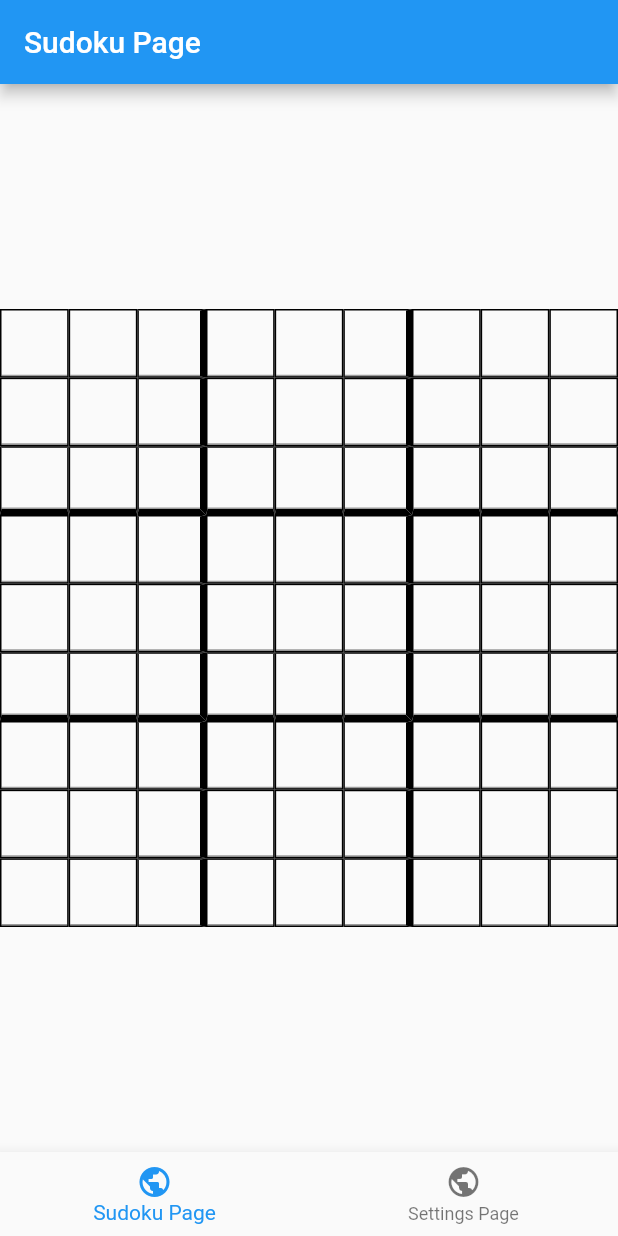
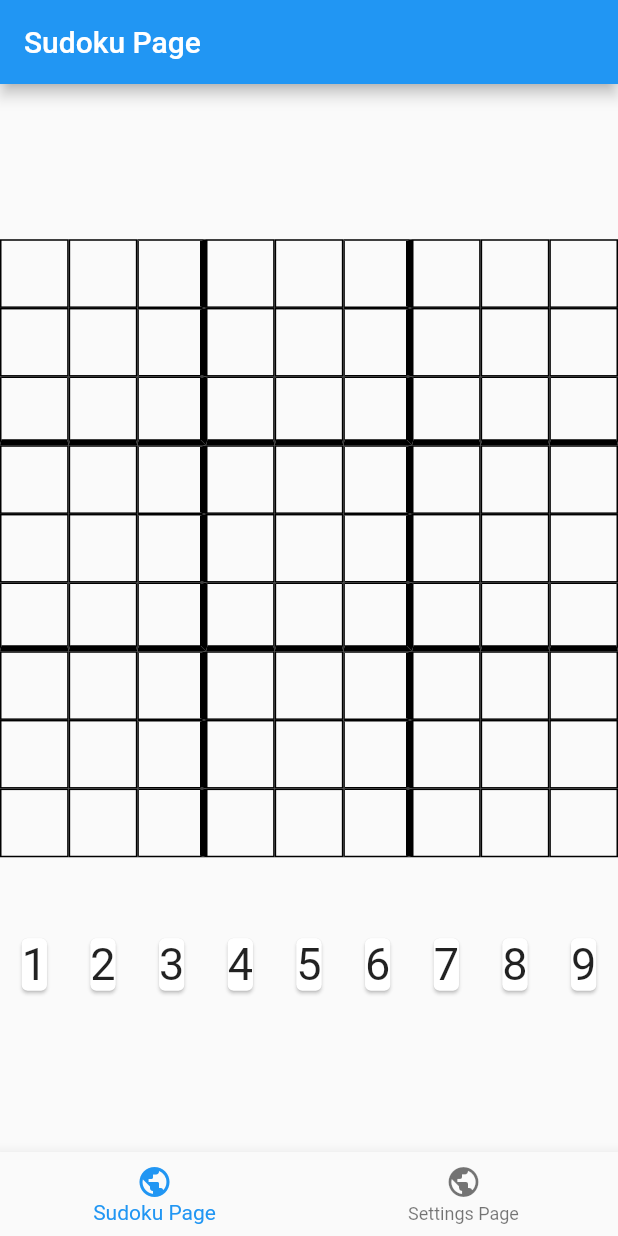
Before and after one commit to samuelobe/Flutter_Sudoku_App, a Flutter app: the screen it shows after launch, on a phone screen of 412 x 824 dp. Run offline on Flutter 3.47's test engine with Material 2 defaults, Android fonts, the phone set to English and light mode, and no system bars; our stand-ins replace bloc, equatable.

Commit message:
Added BLoC code to project

```diff
--- /dev/null
+++ b/lib/bloc/on_tap_bloc.dart
@@ -0,0 +1,19 @@
+import 'dart:async';
+
+import 'package:bloc/bloc.dart';
+import 'package:equatable/equatable.dart';
+
+part 'on_tap_event.dart';
+part 'on_tap_state.dart';
+
+class OnTapBloc extends Bloc<OnTapEvent, OnTapState> {
+  @override
+  OnTapState get initialState => OnTapInitial();
+
+  @override
+  Stream<OnTapState> mapEventToState(
+    OnTapEvent event,
+  ) async* {
+    // TODO: implement mapEventToState
+  }
+}
--- /dev/null
+++ b/lib/bloc/on_tap_event.dart
@@ -0,0 +1,25 @@
+part of 'on_tap_bloc.dart';
+
+abstract class OnTapEvent extends Equatable {
+  const OnTapEvent();
+}
+
+class ButtonTappedEvent extends OnTapEvent {
+  final int value;
+  ButtonTappedEvent({this.value});
+
+  @override
+  List<Object> get props => [];
+}
+
+class TileTappedEvent extends OnTapEvent {
+
+  @override
+  List<Object> get props => [];
+}
+
+class BackgroundTappedEvent extends OnTapEvent {
+
+  @override
+  List<Object> get props => [];
+}
--- /dev/null
+++ b/lib/bloc/on_tap_state.dart
@@ -0,0 +1,11 @@
+part of 'on_tap_bloc.dart';
+
+abstract class OnTapState extends Equatable {
+  const OnTapState();
+}
+
+class OnTapInitial extends OnTapState {
+  final bool isTapped = false;
+  @override
+  List<Object> get props => [];
+}
--- a/lib/pages/sudoku_page.dart
+++ b/lib/pages/sudoku_page.dart
@@ -8,12 +8,16 @@ class SudokuPage extends StatefulWidget {
 }
 
 class _SudokuPageState extends State<SudokuPage> {
+  List<List<int>> gridList = [];
+
   List<Widget> _getGrid() {
-    var gridList = <Widget>[];
-    for (double i = 0; i < 81; i++) {
-      gridList.add(Tile(index: i,));
+    var widgetList = <Widget>[];
+    for (var i = 0; i < 81; i++) {
+      widgetList.add(Tile(
+        index: i.toDouble(),
+      ));
     }
-    return gridList;
+    return widgetList;
   }
 
   @override
@@ -21,15 +25,81 @@ class _SudokuPageState extends State<SudokuPage> {
     var grid = _getGrid();
     return Scaffold(
         appBar: AppBar(title: Text('Sudoku Page')),
-        body: Center(
+        body: Column(
+          mainAxisAlignment: MainAxisAlignment.center,
+          children: <Widget>[
+            Center(
               child: GridView(
                 shrinkWrap: true,
-            //padding: EdgeInsets.only(top: 10),
                 gridDelegate: SliverGridDelegateWithFixedCrossAxisCount(
                   crossAxisCount: 9,
                 ),
                 children: grid,
               ),
+            ),
+            SizedBox(
+              height: 50,
+            ),
+            Row(
+              mainAxisAlignment: MainAxisAlignment.spaceAround,
+              children: <Widget>[
+                Card(
+                  child: Text(
+                    "1",
+                    style: TextStyle(fontSize: 30),
+                  ),
+                ),
+                Card(
+                  child: Text(
+                    "2",
+                    style: TextStyle(fontSize: 30),
+                  ),
+                ),
+                Card(
+                  child: Text(
+                    "3",
+                    style: TextStyle(fontSize: 30),
+                  ),
+                ),
+                Card(
+                  child: Text(
+                    "4",
+                    style: TextStyle(fontSize: 30),
+                  ),
+                ),
+                Card(
+                  child: Text(
+                    "5",
+                    style: TextStyle(fontSize: 30),
+                  ),
+                ),
+                Card(
+                  child: Text(
+                    "6",
+                    style: TextStyle(fontSize: 30),
+                  ),
+                ),
+                Card(
+                  child: Text(
+                    "7",
+                    style: TextStyle(fontSize: 30),
+                  ),
+                ),
+                Card(
+                  child: Text(
+                    "8",
+                    style: TextStyle(fontSize: 30),
+                  ),
+                ),
+                Card(
+                  child: Text(
+                    "9",
+                    style: TextStyle(fontSize: 30),
+                  ),
+                ),
+              ],
+            )
+          ],
         ));
   }
 }
--- a/lib/widgets/tile.dart
+++ b/lib/widgets/tile.dart
@@ -11,44 +11,36 @@ class Tile extends StatefulWidget {
 class _TileState extends State<Tile> {
   String text = "";
   Border _getBorder() {
-    var firstColRange = [2,11,20,29,38,47,56,65,74];
-    var secondColRange = [5,14,23,32,41,50,59,68,77];
+    var firstColRange = [2, 11, 20, 29, 38, 47, 56, 65, 74];
+    var secondColRange = [5, 14, 23, 32, 41, 50, 59, 68, 77];
     var index = widget.index;
-    double top = 1;
-    double bottom = 1;
-    double left = 1;
-    double right = 1;
+    var top = 1;
+    var bottom = 1;
+    var left = 1;
+    var right = 1;
     if ((index >= 18 && index <= 26) || index >= 45 && index <= 53) {
       bottom = 4;
     }
-    if (firstColRange.contains(index) || secondColRange.contains(index)){
+    if (firstColRange.contains(index) || secondColRange.contains(index)) {
       right = 4;
     }
 
     return Border(
-        top: BorderSide(width: top),
-        bottom: BorderSide(width: bottom),
-        left: BorderSide(width: left),
-        right: BorderSide(width: right));
+        top: BorderSide(width: top.toDouble()),
+        bottom: BorderSide(width: bottom.toDouble()),
+        left: BorderSide(width: left.toDouble()),
+        right: BorderSide(width: right.toDouble()));
   }
 
   @override
   Widget build(BuildContext context) {
-    return GridTile(
-        child: Container(
-            child: TextField(
-              textAlign: TextAlign.center,
-              style: TextStyle(fontSize: 25),
-              onSubmitted: (input) {
-                text = input;
-                print(text);
-              },
-              keyboardType: TextInputType.number,
-              decoration: InputDecoration(
-                counterText: "",
-              ),
-              maxLength: 1,
-            ),
-            decoration: BoxDecoration(border: _getBorder())));
+    return InkWell(
+      highlightColor: Colors.blue,
+      onTap: () {
+        print("${widget.index ~/ 9},${widget.index % 9}");
+      },
+      child: GridTile(
+          child: Container(decoration: BoxDecoration(border: _getBorder()))),
+    );
   }
 }
--- a/pubspec.yaml
+++ b/pubspec.yaml
@@ -21,6 +21,8 @@ environment:
   sdk: ">=2.7.0 <3.0.0"
 
 dependencies:
+  equatable: ^1.2.0
+  flutter_bloc: ^4.0.1
   flutter:
     sdk: flutter
 
```
Also changed, not shown: pubspec.lock, 1 other file. Lines whose indentation alone changed are shown as unchanged.
